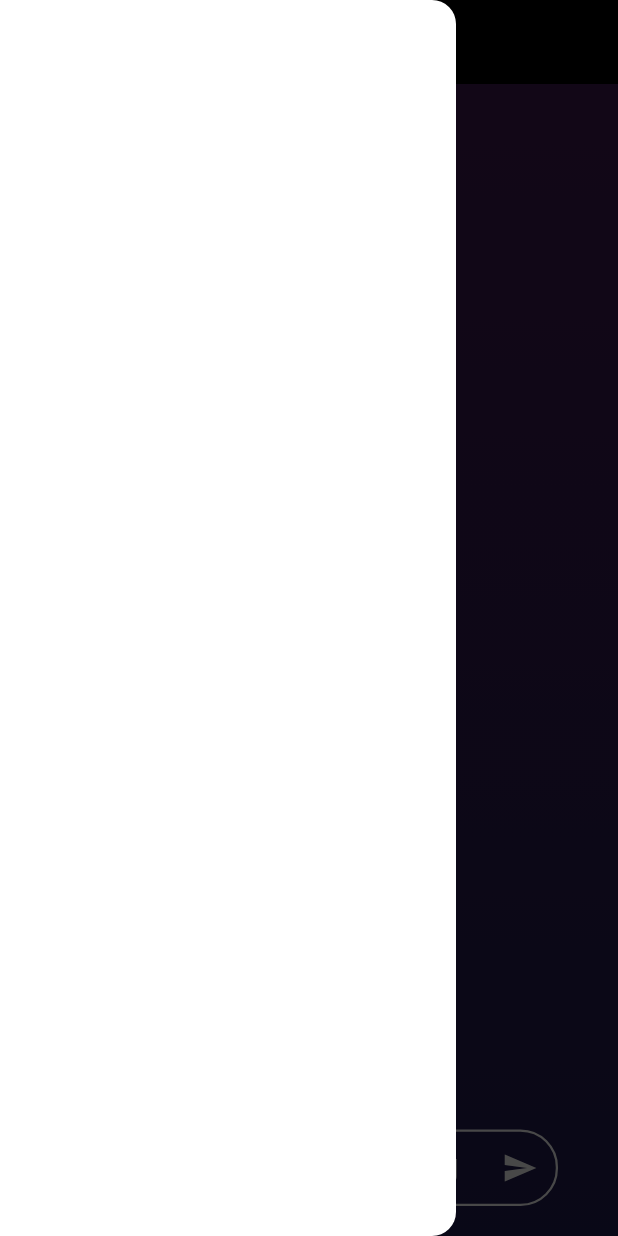
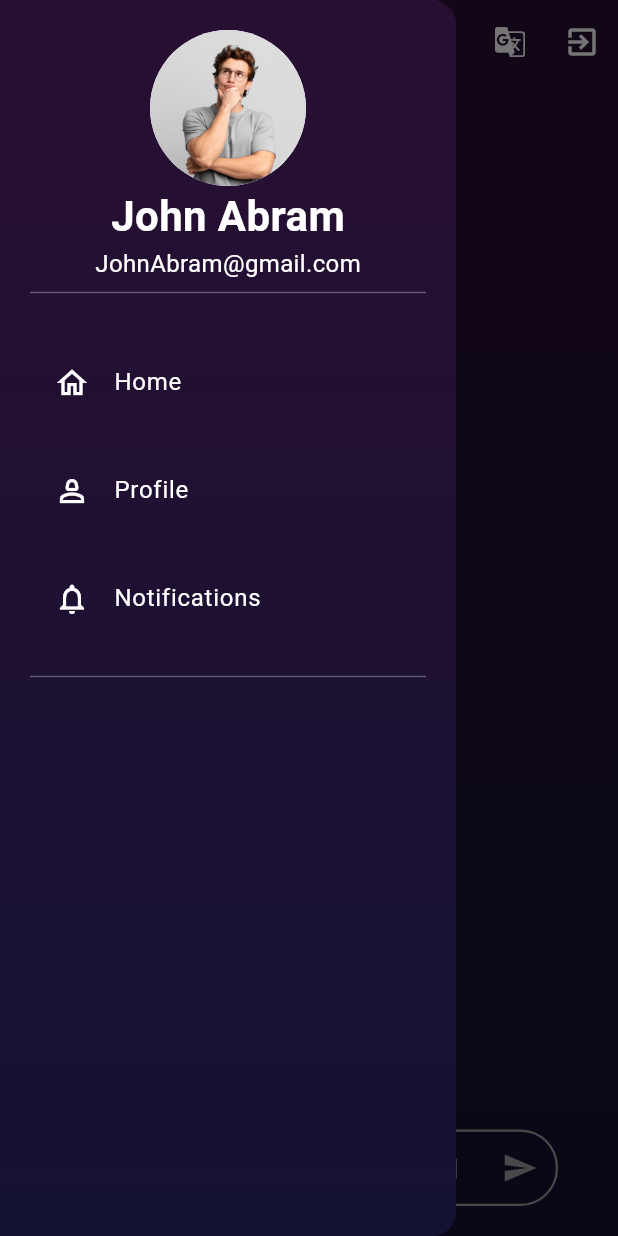
Before and after one commit to Ismat9999/lifeos, a Flutter app: the HomePage screen opened directly, with the side drawer open, on a phone screen of 412 x 824 dp. Run offline on Flutter 3.47's test engine with Material 3 defaults, Android fonts, the phone set to English and light mode, and no system bars; our stand-ins replace dartz, flutter_tts, get, image_picker, logger, lottie; missing offline and left inert: http_interceptor.

Commit message:
home page implement

```diff
--- a/lib/presantation/pages/home_page.dart
+++ b/lib/presantation/pages/home_page.dart
@@ -5,8 +5,10 @@ import 'package:get/get.dart';
 import 'package:lifeosai/presantation/controllers/home_controller.dart';
 import 'package:lottie/lottie.dart';
 
-import '../widgets/item_of_gemini_message.dart';
-import '../widgets/item_of_user_message.dart';
+import '../widgets/items/item_build_menu_items.dart';
+import '../widgets/items/item_builder_header.dart';
+import '../widgets/items/item_of_gemini_message.dart';
+import '../widgets/items/item_of_user_message.dart';
 
 class HomePage extends StatefulWidget {
   const HomePage({super.key});
@@ -22,20 +24,42 @@ class _HomePageState extends State<HomePage> {
   Widget build(BuildContext context) {
     return Scaffold(
       appBar: AppBar(
-        backgroundColor: Colors.black,
-        title: const SizedBox(
-          height: 45,
-          child: Image(
-            image: AssetImage('assets/images/lifeos.png'),
-            fit: BoxFit.cover,
-          ),
+        backgroundColor: Color.fromRGBO(40, 15, 50, 1),
+        actions: [
+          IconButton(onPressed: (){}, icon: Icon(Icons.g_translate_outlined,color: Colors.white,)),
+          IconButton(onPressed: (){}, icon: Icon(Icons.exit_to_app_outlined,color: Colors.white,)),
+        ],
+        iconTheme: IconThemeData(
+          color: Colors.white,   // drawer icon rangi
         ),
-        elevation: 0,
       ),
       drawer: NavigationDrawer(
-        backgroundColor: Colors.white,
+        backgroundColor: Color.fromRGBO(40, 15, 50, 1),
           children: [
-            Container(),
+            Container(
+              padding: EdgeInsets.all(20),
+              width: MediaQuery.of(context).size.width,
+              height: MediaQuery.of(context).size.height,
+              decoration: const BoxDecoration(
+                gradient: LinearGradient(
+                  begin: Alignment.topCenter,
+                  end: Alignment.bottomCenter,
+                  colors: [
+                    Color.fromRGBO(40, 15, 50, 1),
+                    Color.fromRGBO(20, 18, 50, 1),
+                  ],
+                ),
+              ),
+              child: SingleChildScrollView(
+                child: Column(
+                  crossAxisAlignment: CrossAxisAlignment.stretch,
+                  children: <Widget>[
+                    itemBuilderHeader(context),
+                  itemBuildMenuItems(context),
+                  ],
+                ),
+              ),
+            ),
           ],
       ),
       body: Container(
--- /dev/null
+++ b/lib/presantation/widgets/items/item_build_menu_items.dart
@@ -0,0 +1,28 @@
+import 'package:flutter/material.dart';
+import 'package:lifeosai/presantation/pages/home_page.dart';
+
+Widget itemBuildMenuItems(BuildContext context){
+  return Wrap(
+      runSpacing: 16,
+      children: [
+        ListTile(
+          leading: const Icon(Icons.home_outlined,color: Colors.white,),
+          title: const Text("Home",style: TextStyle(color: Colors.white),),
+          onTap: (){
+            Navigator.of(context).pushReplacement(MaterialPageRoute(builder: (context)=> const HomePage(),));
+          },
+        ),
+        ListTile(
+          leading: const Icon(Icons.person_2_outlined,color: Colors.white,),
+          title: const Text("Profile",style: TextStyle(color: Colors.white),),
+          onTap: (){},
+        ),
+        ListTile(
+          leading: const Icon(Icons.notifications_outlined,color: Colors.white,),
+          title: const Text("Notifications",style: TextStyle(color: Colors.white),),
+          onTap: (){},
+        ),
+        Divider(color: Colors.white30,),
+      ],
+  );
+}
--- /dev/null
+++ b/lib/presantation/widgets/items/item_builder_header.dart
@@ -0,0 +1,23 @@
+import 'package:flutter/material.dart';
+
+import '../../pages/home_page.dart';
+
+Widget itemBuilderHeader(BuildContext context){
+  return InkWell(
+  onTap: (){},
+    child: Container(
+      padding: EdgeInsets.only(top: MediaQuery.of(context).padding.top,bottom: 24),
+      child: Column(
+        children: [
+          CircleAvatar(
+            radius: 52,
+            backgroundImage: AssetImage("assets/images/23.jpg"),
+          ),
+          Text("John Abram",style: TextStyle(fontSize: 28,color: Colors.white,fontWeight: FontWeight.bold),),
+          Text("JohnAbram@gmail.com",style: TextStyle(fontSize: 16,color: Colors.white,fontWeight: FontWeight.w400),),
+          Divider(color: Colors.white30,),
+        ],
+      ),
+    ),
+  );
+}
--- a/lib/presantation/widgets/item_of_gemini_message.dart
+++ b/lib/presantation/widgets/items/item_of_gemini_message.dart
@@ -1,8 +1,8 @@
 import 'package:flutter/material.dart';
 import 'package:flutter_tts/flutter_tts.dart';
 
-import '../../core/services/utils_service.dart';
-import '../../domain/models/message_model.dart';
+import '../../../core/services/utils_service.dart';
+import '../../../domain/models/message_model.dart';
 
 Widget itemOfGeminiMessage(MessageModel message){
   return Container(
--- a/lib/presantation/widgets/item_of_user_message.dart
+++ b/lib/presantation/widgets/items/item_of_user_message.dart
@@ -1,8 +1,6 @@
 import 'dart:convert';
-
 import 'package:flutter/material.dart';
-
-import '../../domain/models/message_model.dart';
+import '../../../domain/models/message_model.dart';
 
 Widget itemOfUserMessage(MessageModel message){
   return Column(
```
Also changed, not shown: assets/images/23.jpg (added).
